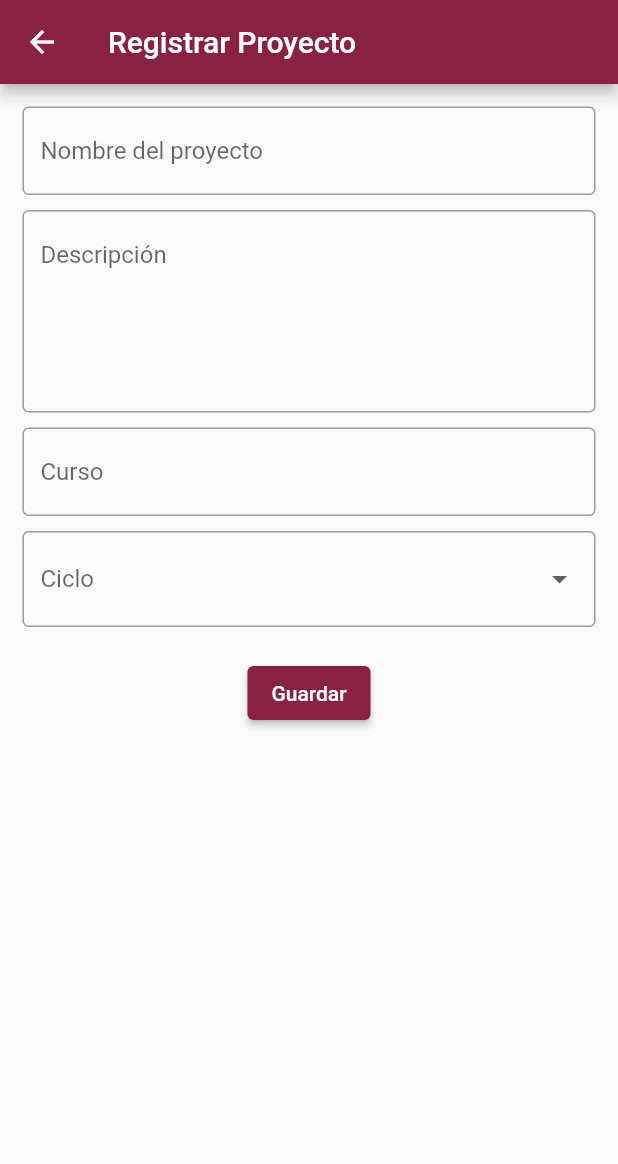
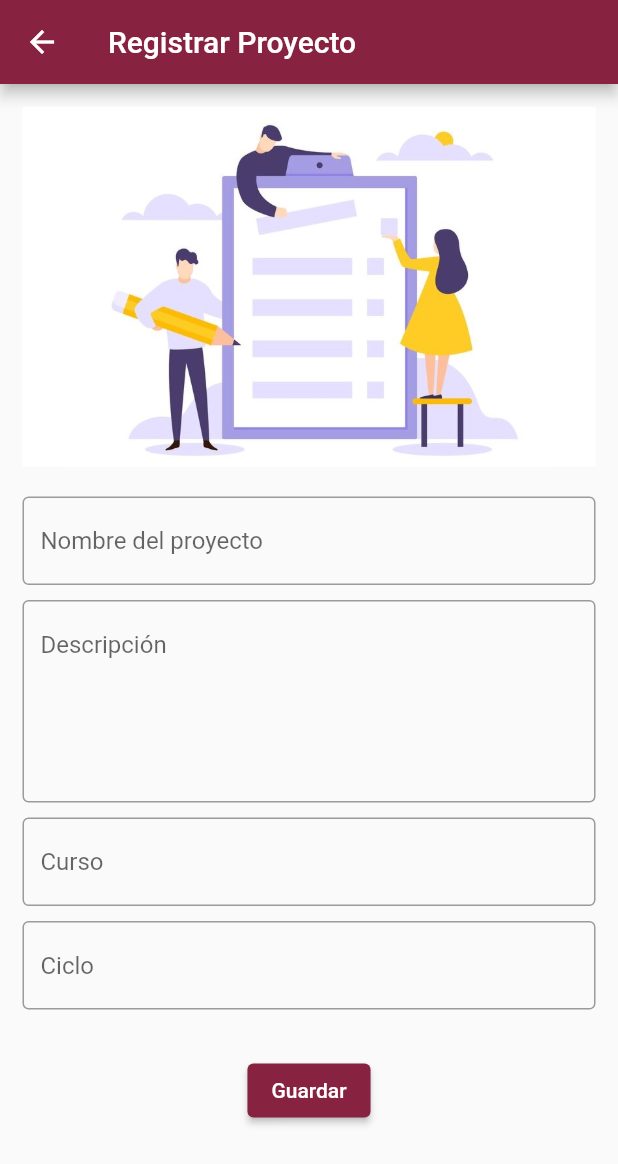
Before and after one commit to thechoquote/MovilesProyectoG5, a Flutter app: the Home screen opened directly with empty values, after a tap on the "add" icon, on a phone screen of 412 x 824 dp. Shown: the top 1164 px of the screen. Run offline on Flutter 3.47's test engine with Material 2 defaults, Android fonts, the phone set to English and light mode, and no system bars; our stand-ins replace cloud_firestore, firebase_core, fluttertoast, google_fonts, open_filex, shared_preferences; accounts and stored records are empty; network calls fail; key blocks and very long unbroken strings in the code were emptied for the run.

Commit message:
ajustes en registrar proyecto

```diff
--- a/lib/Login_Page.dart
+++ b/lib/Login_Page.dart
@@ -9,10 +9,6 @@ import 'package:trabajomovilesg5/config/config.dart';
 import 'package:trabajomovilesg5/config/themes.dart';
 import 'package:trabajomovilesg5/features/Home/presentation/Home_Page.dart';
 
-/*const Color color1 = Color(0xFF22092C);
-const Color color3 = Color(0xFFBE3144);
-const Color color4 = Color(0xFFF05941);
-const Color color2 = Color(0xFF872341);*/
 
 class Login extends StatefulWidget {
   const Login({Key? key}) : super(key: key);
--- a/lib/config/config.dart
+++ b/lib/config/config.dart
@@ -1,5 +1,5 @@
 class config {
-  static const String baseUrl = "http://192.168.1.49/bd_dsm_g5";
+  static const String baseUrl = "http://192.168.18.6/bd_dsm_g5";
 } //reemplazar con tu ip
 //Cesar
 // static const String baseUrl "http://192.168.18.6/bd_dsm_g5"
--- a/lib/config/themes.dart
+++ b/lib/config/themes.dart
@@ -1,6 +1,6 @@
 import 'package:flutter/material.dart';
 
-const Color color1 = Color(0xFF22092C); //color purpura
+const Color color1 = Color(0xFF22092C); //color purpura oscuro
 const Color color2 = Color(0xFF872341); //color vino
 const Color color3 = Color(0xFFBE3144); //color rojizo
 const Color color4 = Color(0xFFF05941); //color anaranjado
--- a/lib/features/Home/presentation/Home_Page.dart
+++ b/lib/features/Home/presentation/Home_Page.dart
@@ -46,7 +46,10 @@ class _HomeState extends State<Home> {
         title: Row(
           children: [
             SizedBox(width: 16), // Espacio ajustable a la izquierda del título
-            Text('SPI - FISI'), // Título
+            Text(
+              'SPI - FISI',
+              style: TextStyle(fontWeight: FontWeight.bold),
+            ), // Título
           ],
         ),
         automaticallyImplyLeading: false, // Oculta el botón "atrás"
@@ -60,7 +63,7 @@ class _HomeState extends State<Home> {
               );
             },
           ),
-          SizedBox(width: 16), // Espacio ajustable a la derecha del botón
+          SizedBox(width: 20), // Espacio ajustable a la derecha del botón
         ],
       ),
       body: Container(
--- a/lib/features/Proyecto/presentation/Add_Project_Page.dart
+++ b/lib/features/Proyecto/presentation/Add_Project_Page.dart
@@ -6,22 +6,6 @@ import 'package:trabajomovilesg5/config/config.dart';
 import 'package:trabajomovilesg5/config/ServerResponse.dart';
 import 'package:trabajomovilesg5/features/Home/presentation/Home_Page.dart';
 
-// Define your TextEditingController
-final nameController = TextEditingController();
-final descriptionController = TextEditingController();
-final courseController = TextEditingController();
-final cycleController = TextEditingController();
-
-// Define a variable to hold the error message
-String? nameErrorText;
-String? descriptionErrorText;
-String? courseErrorText;
-String? cycleErrorText;
-
-// Define a variable to hold the selected cycle
-int? selectedCycle;
-
-final scaffoldKey = GlobalKey<ScaffoldState>();
 
 class AgregarProyecto extends StatefulWidget {
   const AgregarProyecto({Key? key}) : super(key: key);
@@ -36,6 +20,7 @@ class _AgregarProyectoState extends State<AgregarProyecto> {
   TextEditingController courseController = TextEditingController(text: "");
   TextEditingController cycleController = TextEditingController(text: "");
 
+
   //parte lógica
   Future<void> addProject(
     String name,
@@ -43,8 +28,7 @@ class _AgregarProyectoState extends State<AgregarProyecto> {
     String course,
     String cycle,
   ) async {
-    var url = Uri.parse(
-        '${config.baseUrl}/RegistroProyecto.php'); // Reemplaza con tu URL PHP
+    var url = Uri.parse('${config.baseUrl}/RegistroProyecto.php'); // Reemplaza con tu URL PHP
     var response = await http.post(
       url,
       body: {
@@ -64,114 +48,99 @@ class _AgregarProyectoState extends State<AgregarProyecto> {
     }
   }
 
+
   //parte gráfica
   @override
   Widget build(BuildContext context) {
     return Scaffold(
       appBar: AppBar(
         title: const Text('Registrar Proyecto'),
-        backgroundColor: color2, // Cambia el color del AppBar
+        backgroundColor: color2,
       ),
       body: Padding(
         padding: EdgeInsets.all(15.0),
         child: Column(
           children: [
-            TextField(
+            Container(
+              width: double.infinity,
+              height: 240,
+              color: Colors.white,
+              child: Image.asset('assets/formulario1.jpg'),
+            ),
+            SizedBox(height: 20),
+            TextFormField(
               controller: nameController,
               decoration: InputDecoration(
-                hintText: 'Nombre del proyecto', // Añade una etiqueta
-                border: OutlineInputBorder(), // Hace que sea un recuadro
-                errorText: nameErrorText, // Show the error message
+                hintText: 'Nombre del proyecto',
+                border: OutlineInputBorder(),
               ),
+              validator: (value) {
+                if (value == null || value.isEmpty) {
+                  return 'Por favor, introduce un nombre de proyecto';
+                }
+                return null;
+              },
             ),
-            SizedBox(height: 10), // Agrega espacio
-            TextField(
+            SizedBox(height: 10),
+            TextFormField(
               controller: descriptionController,
               decoration: InputDecoration(
-                hintText: 'Descripción', // Añade una etiqueta
-                border: OutlineInputBorder(), // Hace que sea un recuadro
-                errorText: descriptionErrorText, // Show the error message
+                hintText: 'Descripción',
+                  border: OutlineInputBorder(),
               ),
               maxLines: 5,
+              validator: (value) {
+                if (value == null || value.isEmpty) {
+                  return 'Por favor, introduce una descripción';
+                }
+                return null;
+              },
             ),
-            SizedBox(height: 10), // Agrega espacio
-            TextField(
+            SizedBox(height: 10),
+            TextFormField(
               controller: courseController,
               decoration: InputDecoration(
                 hintText: 'Curso',
                 border: OutlineInputBorder(),
-                errorText: courseErrorText, // Show the error message
               ),
+              validator: (value) {
+                if (value == null || value.isEmpty) {
+                  return 'Por favor, introduce un curso';
+                }
+                return null;
+              },
             ),
-            SizedBox(height: 10), // Agrega espacio
-            DropdownButtonFormField<int>(
-              decoration: InputDecoration(
+            SizedBox(height: 10),
+            TextFormField(
+              controller: cycleController,
+              decoration: const InputDecoration(
                 hintText: 'Ciclo',
-                border: OutlineInputBorder(),
-                errorText: cycleErrorText,
+                border: OutlineInputBorder()
               ),
-              items: List.generate(10, (index) {
-                return DropdownMenuItem<int>(
-                  value: index + 1,
-                  child: Text((index + 1).toString()),
-                );
-              }),
-              onChanged: (value) {
-                setState(() {
-                  selectedCycle = value;
-                  cycleErrorText = null;
-                });
+              keyboardType: TextInputType.number,
+              validator: (value) {
+                int numberValue = int.tryParse(value ?? '') ?? 0;
+                if (numberValue < 1 || numberValue > 10) {
+                  return 'Por favor, introduce un valor entre 1 y 10';
+                }
+                return null;
               },
-              value: selectedCycle,
             ),
-            SizedBox(
-              height: 20,
-            ),
+            SizedBox(height: 30),
             ElevatedButton(
               style: ElevatedButton.styleFrom(
                 primary: color2, // Cambia el color del botón
               ),
-              child: Text('Guardar'),
+              child: const Text('Guardar'),
               onPressed: () async {
-                if (nameController.text.isEmpty ||
-                    descriptionController.text.isEmpty ||
-                    courseController.text.isEmpty ||
-                    cycleController.text.isEmpty) {
-                  // If any text is empty, show an error message
-                  setState(() {
-                    if (nameController.text.isEmpty) {
-                      nameErrorText =
-                          'Por favor, introduce un nombre de proyecto';
-                    }
-                    if (descriptionController.text.isEmpty) {
-                      descriptionErrorText =
-                          'Por favor, introduce una descripción';
-                    }
-                    if (courseController.text.isEmpty) {
-                      courseErrorText = 'Por favor, introduce un curso';
-                    }
-                  });
-                } else {
-                  // If all texts are not empty, clear the error messages and continue with form submission
-                  setState(() {
-                    nameErrorText = null;
-                    descriptionErrorText = null;
-                    courseErrorText = null;
-                  });
                 await addProject(
                   nameController.text,
                   descriptionController.text,
                   courseController.text,
                   cycleController.text,
                 );
-                  final snackBar = SnackBar(
-                    content: Text('Guardado exitosamente!'),
-                    duration: Duration(seconds: 2),
-                  );
-                  ScaffoldMessenger.of(context).showSnackBar(snackBar);
-                }
               },
-            ),
+            )
           ],
         ),
       ),
--- a/lib/features/Proyecto/presentation/Details_Document.dart
+++ b/lib/features/Proyecto/presentation/Details_Document.dart
@@ -1,6 +1,7 @@
+import 'package:flutter/material.dart';
+import 'package:trabajomovilesg5/config/themes.dart';
 import 'package:trabajomovilesg5/features/Proyecto/domain/Archivo.dart';
 import 'package:trabajomovilesg5/features/Proyecto/domain/app_constants.dart';
-import 'package:flutter/material.dart';
 import 'package:trabajomovilesg5/features/Proyecto/domain/utils.dart';
 
 class DetallesDocumento extends StatefulWidget {
@@ -24,6 +25,7 @@ class _DetallesDocumento extends State<DetallesDocumento> {
   Widget build(BuildContext context) {
     return Scaffold(
       appBar: AppBar(
+        backgroundColor: color2,
         title: const Text('Documentos'),
       ),
 
--- a/lib/main.dart
+++ b/lib/main.dart
@@ -28,10 +28,9 @@ class MyApp extends StatelessWidget {
       initialRoute: '/',
       routes: {
         '/': (context) => Splash(), //Scene es para probar cada vista de prueba
-        '/login': (context) => Login(),
-
+        /*'/login': (context) => Login(),
         '/proyect': (context) => DetallesProyecto(),
-        '/addProyect': (context) => AgregarProyecto()
+        '/addProyect': (context) => AgregarProyecto()*/
       },
       onGenerateRoute: (settings) {
         return MaterialPageRoute(
--- a/pubspec.yaml
+++ b/pubspec.yaml
@@ -54,6 +54,7 @@ flutter:
     - assets/pdf_icon.jpg
     - assets/UNMSM-logo.png
     - assets/unmsmlogo.png
+    - assets/formulario1.jpg
 
   #imagenes de Figma
     - assets/page-1/images/auto-group-ofwj.png
```
Also changed, not shown: lib/features/Proyecto/presentation/Details_Project_Page.dart (+0 -7 lines), assets/formulario1.jpg (added). Lines whose indentation alone changed are shown as unchanged.
